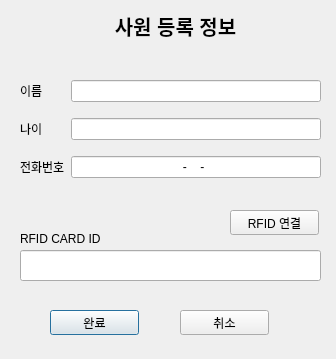
Old version of the form attendance_manage/dialog_staff_form.ui in the repository Jeho0216/attendance_manage_project.
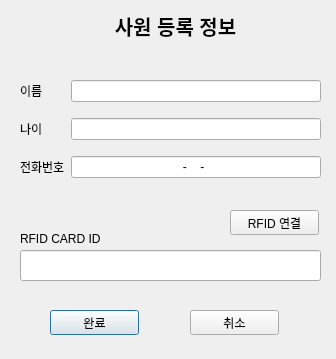
New version of the form.

Commit message: solved - can't send "rfid_cancel". need change messagebox's message.

Diff of the .ui file:
```diff
--- a/attendance_manage/dialog_staff_form.ui
+++ b/attendance_manage/dialog_staff_form.ui
@@ -122,19 +122,6 @@
     <string>완료</string>
    </property>
   </widget>
-  <widget class="QPushButton" name="pushButton_cancel">
-   <property name="geometry">
-    <rect>
-     <x>180</x>
-     <y>310</y>
-     <width>89</width>
-     <height>25</height>
-    </rect>
-   </property>
-   <property name="text">
-    <string>취소</string>
-   </property>
-  </widget>
   <widget class="QLabel" name="label_5">
    <property name="geometry">
     <rect>
@@ -161,6 +148,19 @@
     <string>RFID 연결</string>
    </property>
   </widget>
+  <widget class="QPushButton" name="pushButton_cancel">
+   <property name="geometry">
+    <rect>
+     <x>190</x>
+     <y>310</y>
+     <width>89</width>
+     <height>25</height>
+    </rect>
+   </property>
+   <property name="text">
+    <string>취소</string>
+   </property>
+  </widget>
  </widget>
  <resources/>
  <connections/>
```
The commit also changes 2 other files.
